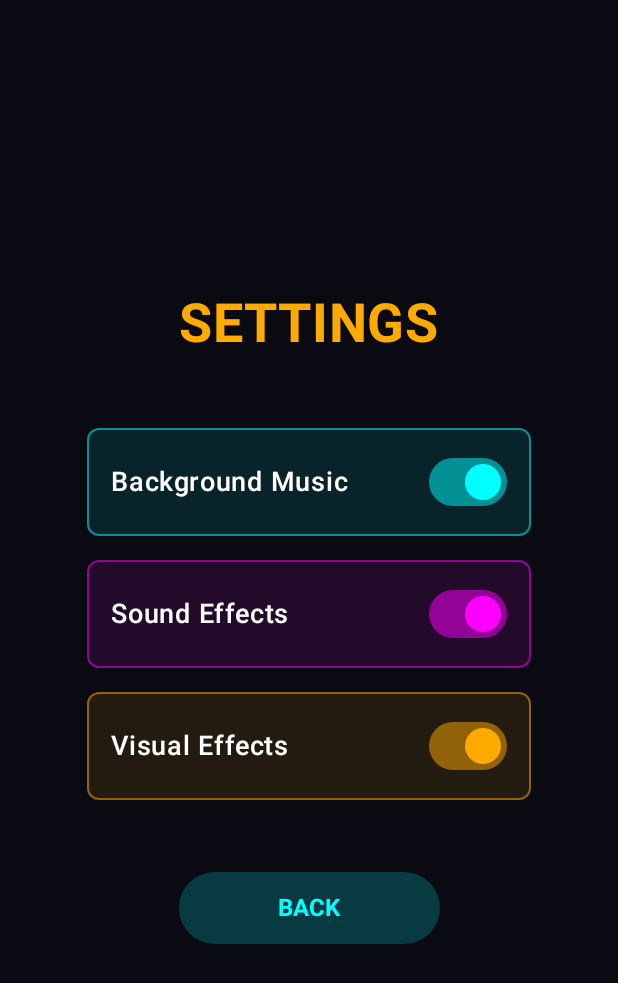
After one commit to manuelsiuro/NeonTD, an Android app built with Jetpack Compose: the composable SettingsScreen shown on its own in the app's theme, on a phone screen of 412 x 824 dp. The commit adds this screen. Shown: the top 983 px of the screen. Run offline under Robolectric (Android 15) with nearby library versions, the phone set to English and light mode, and no system bars.

Commit message:
Add settings page and post-processing effects
- Add Settings screen with toggles for background music, sound effects,
  and visual effects (shaders)
- Implement chromatic aberration and scanlines post-processing shaders
- Fix background music mute: now actually stops music instead of playing
  at volume 0, properly resumes when unmuted
- Settings persist across app restarts via SharedPreferences
- Add GLRenderer.shadersEnabled toggle for disabling bloom/post-processing
- Reduce exit cell glow to fit within grid boundaries

```diff
--- a/app/src/main/java/com/msa/neontd/engine/graphics/GLRenderer.kt
+++ b/app/src/main/java/com/msa/neontd/engine/graphics/GLRenderer.kt
@@ -37,6 +37,14 @@ class GLRenderer(
 
     companion object {
         private const val TAG = "GLRenderer"
+
+        /**
+         * Global toggle for shader/post-processing effects.
+         * Set from SettingsScreen, checked in render loop.
+         * Volatile for thread-safe access from UI thread.
+         */
+        @Volatile
+        var shadersEnabled: Boolean = true
     }
 
     private val gameLoop = GameLoop()
@@ -324,6 +332,11 @@ class GLRenderer(
             gameWorld.update(deltaTime)
         }
 
+        // Update bloom post-processing time (for scanline animation)
+        if (::bloomEffect.isInitialized && bloomEffect.isReady()) {
+            bloomEffect.update(deltaTime)
+        }
+
         // Always update HUD for animations
         gameHUD.update(deltaTime)
     }
@@ -375,11 +388,11 @@ class GLRenderer(
     }
 
     private fun render(interpolation: Float) {
-        if (bloomEnabled && bloomEffect.isReady()) {
+        if (shadersEnabled && bloomEnabled && bloomEffect.isReady()) {
             // Render with bloom post-processing
             renderWithBloom(interpolation)
         } else {
-            // Fallback: render without bloom
+            // Fallback: render without bloom (or shaders disabled)
             renderWithoutBloom(interpolation)
         }
     }
--- a/app/src/main/java/com/msa/neontd/game/GameWorld.kt
+++ b/app/src/main/java/com/msa/neontd/game/GameWorld.kt
@@ -901,9 +901,9 @@ class GameWorld(
                 0.8f  // Strong glow
             )
             CellType.EXIT -> Triple(
-                Color(0.15f, 0.05f, 0.15f, 0.6f),  // Magenta tint
-                Color.NEON_MAGENTA.copy(),  // Full magenta border
-                0.8f  // Strong glow
+                Color(0.2f, 0.05f, 0.1f, 0.7f),  // Darker red tint, more contained
+                Color.NEON_MAGENTA.copy().also { it.a = 0.8f },  // Slightly dimmer border
+                0.4f  // Reduced glow to fit within cell
             )
             CellType.TOWER -> Triple(
                 Color(0.04f, 0.06f, 0.1f, 0.4f),  // Dark fill
--- /dev/null
+++ b/app/src/main/java/com/msa/neontd/ui/screens/SettingsScreen.kt
@@ -0,0 +1,208 @@
+package com.msa.neontd.ui.screens
+
+import android.content.Context
+import androidx.compose.foundation.background
+import androidx.compose.foundation.border
+import androidx.compose.foundation.layout.Arrangement
+import androidx.compose.foundation.layout.Box
+import androidx.compose.foundation.layout.Column
+import androidx.compose.foundation.layout.Row
+import androidx.compose.foundation.layout.Spacer
+import androidx.compose.foundation.layout.fillMaxSize
+import androidx.compose.foundation.layout.fillMaxWidth
+import androidx.compose.foundation.layout.height
+import androidx.compose.foundation.layout.padding
+import androidx.compose.foundation.layout.width
+import androidx.compose.foundation.shape.RoundedCornerShape
+import androidx.compose.material3.Button
+import androidx.compose.material3.ButtonDefaults
+import androidx.compose.material3.Switch
+import androidx.compose.material3.SwitchDefaults
+import androidx.compose.material3.Text
+import androidx.compose.runtime.Composable
+import androidx.compose.runtime.DisposableEffect
+import androidx.compose.runtime.getValue
+import androidx.compose.runtime.mutableStateOf
+import androidx.compose.runtime.remember
+import androidx.compose.runtime.setValue
+import androidx.compose.ui.Alignment
+import androidx.compose.ui.Modifier
+import androidx.compose.ui.graphics.Color
+import androidx.compose.ui.platform.LocalContext
+import androidx.compose.ui.text.font.FontWeight
+import androidx.compose.ui.unit.dp
+import androidx.compose.ui.unit.sp
+import com.msa.neontd.engine.audio.AudioEventHandler
+import com.msa.neontd.engine.audio.AudioManager
+import com.msa.neontd.engine.graphics.GLRenderer
+
+// Neon color palette
+private val NeonBackground = Color(0xFF0A0A12)
+private val NeonCyan = Color(0xFF00FFFF)
+private val NeonMagenta = Color(0xFFFF00FF)
+private val NeonAmber = Color(0xFFFFAA00)
+
+private const val PREFS_NAME = "neontd_graphics"
+private const val KEY_SHADERS_ENABLED = "shaders_enabled"
+
+/**
+ * Settings screen for managing game audio and visual settings.
+ */
+@Composable
+fun SettingsScreen(
+    onBackClick: () -> Unit
+) {
+    val context = LocalContext.current
+
+    // Load saved graphics settings
+    val graphicsPrefs = remember { context.getSharedPreferences(PREFS_NAME, Context.MODE_PRIVATE) }
+    var shadersEnabled by remember {
+        mutableStateOf(graphicsPrefs.getBoolean(KEY_SHADERS_ENABLED, true))
+    }
+
+    // Audio settings from AudioManager (inverted because AudioManager uses "muted")
+    var musicEnabled by remember { mutableStateOf(!AudioManager.isMusicMuted) }
+    var sfxEnabled by remember { mutableStateOf(!AudioManager.isSfxMuted) }
+
+    // Sync shadersEnabled with GLRenderer on composition and when changed
+    DisposableEffect(shadersEnabled) {
+        GLRenderer.shadersEnabled = shadersEnabled
+        onDispose { }
+    }
+
+    Box(
+        modifier = Modifier
+            .fillMaxSize()
+            .background(NeonBackground),
+        contentAlignment = Alignment.Center
+    ) {
+        Column(
+            horizontalAlignment = Alignment.CenterHorizontally,
+            verticalArrangement = Arrangement.Center,
+            modifier = Modifier.padding(32.dp)
+        ) {
+            // Title
+            Text(
+                text = "SETTINGS",
+                color = NeonAmber,
+                fontSize = 36.sp,
+                fontWeight = FontWeight.Bold
+            )
+
+            Spacer(modifier = Modifier.height(48.dp))
+
+            // Background Music Toggle
+            SettingsToggleRow(
+                label = "Background Music",
+                checked = musicEnabled,
+                onCheckedChange = { enabled ->
+                    musicEnabled = enabled
+                    AudioManager.isMusicMuted = !enabled
+                    AudioManager.saveSettings(context)
+                    AudioEventHandler.onButtonClick()
+                },
+                accentColor = NeonCyan
+            )
+
+            Spacer(modifier = Modifier.height(16.dp))
+
+            // Sound Effects Toggle
+            SettingsToggleRow(
+                label = "Sound Effects",
+                checked = sfxEnabled,
+                onCheckedChange = { enabled ->
+                    sfxEnabled = enabled
+                    AudioManager.isSfxMuted = !enabled
+                    AudioManager.saveSettings(context)
+                    if (enabled) {
+                        AudioEventHandler.onButtonClick()
+                    }
+                },
+                accentColor = NeonMagenta
+            )
+
+            Spacer(modifier = Modifier.height(16.dp))
+
+            // Visual Effects Toggle
+            SettingsToggleRow(
+                label = "Visual Effects",
+                checked = shadersEnabled,
+                onCheckedChange = { enabled ->
+                    shadersEnabled = enabled
+                    GLRenderer.shadersEnabled = enabled
+                    graphicsPrefs.edit().putBoolean(KEY_SHADERS_ENABLED, enabled).apply()
+                    AudioEventHandler.onButtonClick()
+                },
+                accentColor = NeonAmber
+            )
+
+            Spacer(modifier = Modifier.height(48.dp))
+
+            // Back Button
+            Button(
+                onClick = {
+                    AudioEventHandler.onButtonClick()
+                    onBackClick()
+                },
+                modifier = Modifier
+                    .fillMaxWidth(0.5f)
+                    .height(48.dp),
+                colors = ButtonDefaults.buttonColors(
+                    containerColor = NeonCyan.copy(alpha = 0.2f),
+                    contentColor = NeonCyan
+                )
+            ) {
+                Text(
+                    text = "BACK",
+                    fontSize = 16.sp,
+                    fontWeight = FontWeight.Bold
+                )
+            }
+        }
+    }
+}
+
+@Composable
+private fun SettingsToggleRow(
+    label: String,
+    checked: Boolean,
+    onCheckedChange: (Boolean) -> Unit,
+    accentColor: Color
+) {
+    Row(
+        modifier = Modifier
+            .fillMaxWidth(0.85f)
+            .border(
+                width = 1.dp,
+                color = accentColor.copy(alpha = 0.5f),
+                shape = RoundedCornerShape(8.dp)
+            )
+            .background(
+                color = accentColor.copy(alpha = 0.1f),
+                shape = RoundedCornerShape(8.dp)
+            )
+            .padding(horizontal = 16.dp, vertical = 12.dp),
+        horizontalArrangement = Arrangement.SpaceBetween,
+        verticalAlignment = Alignment.CenterVertically
+    ) {
+        Text(
+            text = label,
+            color = Color.White,
+            fontSize = 18.sp,
+            fontWeight = FontWeight.Medium
+        )
+
+        Spacer(modifier = Modifier.width(16.dp))
+
+        Switch(
+            checked = checked,
+            onCheckedChange = onCheckedChange,
+            colors = SwitchDefaults.colors(
+                checkedThumbColor = accentColor,
+                checkedTrackColor = accentColor.copy(alpha = 0.5f),
+                uncheckedThumbColor = Color.Gray,
+                uncheckedTrackColor = Color.DarkGray
+            )
+        )
+    }
+}
```
Also changed, not shown: app/src/main/java/com/msa/neontd/GameActivity.kt (+11 -0 lines), app/src/main/java/com/msa/neontd/MainActivity.kt (+54 -2 lines), app/src/main/java/com/msa/neontd/engine/audio/AudioManager.kt (+32 -3 lines), app/src/main/java/com/msa/neontd/engine/vfx/BloomEffect.kt (+134 -3 lines), 2 other files.
